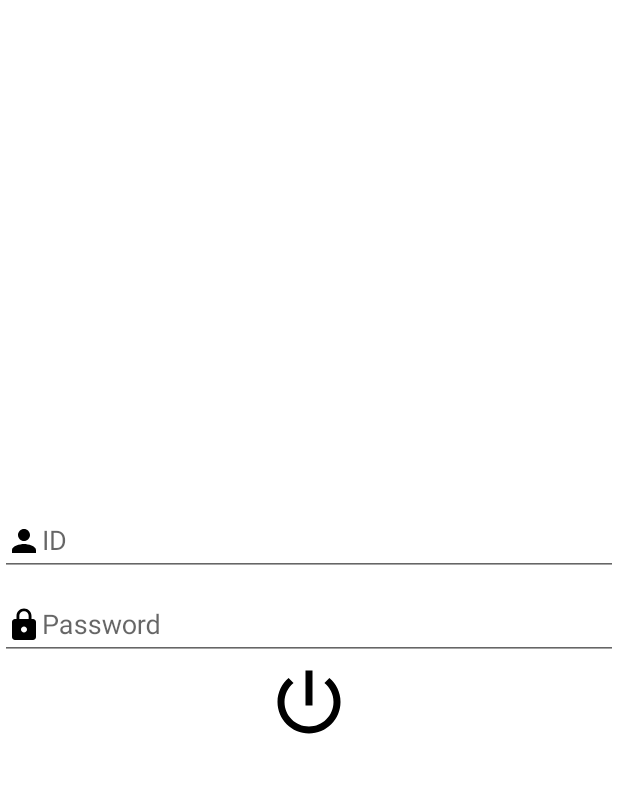
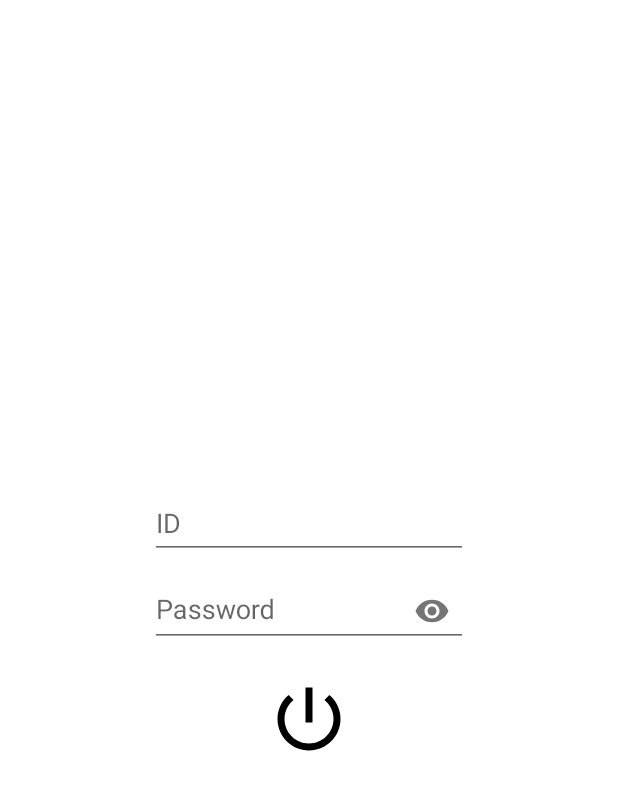
Before and after one commit to Enterprise1-Developer-Center/WorkReport, an Android app: the screen it shows after launch (MainActivity), on a phone screen of 412 x 824 dp. Shown: the top 790 px of the screen. Run offline under Robolectric (Android 15) with nearby library versions, the phone set to English and light mode, and no system bars; our stand-ins replace ButterKnife, Dagger/Hilt's generated code, Timber; libraries missing offline, so code that uses them is left out: com.worklight.wlclient; 1 statement that could not run was skipped.

```diff
--- a/app/build.gradle
+++ b/app/build.gradle
@@ -1,5 +1,6 @@
 apply plugin: 'com.android.application'
 apply plugin: 'me.tatarka.retrolambda'
+apply plugin: 'hugo'
 
 android {
   compileSdkVersion 26
@@ -63,4 +64,8 @@ dependencies {
   compile 'io.reactivex.rxjava2:rxandroid:2.0.1'
   compile 'io.reactivex.rxjava2:rxjava:2.1.4'
 
+  compile 'com.jakewharton.timber:timber:4.5.1'
+
+  compile "org.projectlombok:lombok:1.16.18"
+
 }
--- a/app/src/main/java/kr/co/e1/workreport/app/MyApplication.java
+++ b/app/src/main/java/kr/co/e1/workreport/app/MyApplication.java
@@ -7,20 +7,31 @@ import dagger.android.AndroidInjector;
 import dagger.android.DispatchingAndroidInjector;
 import dagger.android.HasActivityInjector;
 import javax.inject.Inject;
+import kr.co.e1.workreport.BuildConfig;
 import kr.co.e1.workreport.di.DaggerAppComponent;
+import lombok.Getter;
+import timber.log.Timber;
 
 /**
  * Created by jaeho on 2017. 9. 22
  */
 
 public class MyApplication extends Application implements HasActivityInjector {
-
+  @Getter private static Application instance;
   @Inject DispatchingAndroidInjector<Activity> activityDispatchingAndroidInjector;
 
   @Override public void onCreate() {
     super.onCreate();
+    instance = this;
+    initTimber();
     WLClient.createInstance(this);
     DaggerAppComponent.builder().application(this).build().inject(this);
+  }
+
+  private void initTimber() {
+    if (BuildConfig.DEBUG) {
+      Timber.plant(new Timber.DebugTree());
+    }
   }
 
   @Override public AndroidInjector<Activity> activityInjector() {
--- a/app/src/main/java/kr/co/e1/workreport/login/LoginFragmentPresenter.java
+++ b/app/src/main/java/kr/co/e1/workreport/login/LoginFragmentPresenter.java
@@ -1,6 +1,7 @@
 package kr.co.e1.workreport.login;
 
 import android.os.Bundle;
+import kr.co.e1.workreport.main.LoginCommunicationListener;
 
 /**
  * Created by jaeho on 2017. 9. 27
@@ -10,6 +11,8 @@ public interface LoginFragmentPresenter {
 
   void onActivityCreate(Bundle savedInstanceState);
 
+  void onLoginClick(String id, String pw, LoginCommunicationListener listener);
+
   interface View {
 
     void setEditTextFilter();
--- a/app/src/main/res/layout/fragment_login.xml
+++ b/app/src/main/res/layout/fragment_login.xml
@@ -22,18 +22,22 @@
         android:id="@id/id_edittext"
         android:layout_width="match_parent"
         android:layout_height="wrap_content"
-        android:drawableLeft="@drawable/ic_person"
+        android:layout_marginLeft="@dimen/dp_100"
+        android:layout_marginRight="@dimen/dp_100"
         android:imeOptions="actionNext"
         android:inputType="textAutoComplete"
         android:maxLines="1"
         android:hint="@string/id"
         />
   </android.support.design.widget.TextInputLayout>
+
   <android.support.design.widget.TextInputLayout
       android:id="@id/pw_edittext_layout"
       android:layout_width="match_parent"
       android:layout_height="wrap_content"
-      >
+      android:layout_marginLeft="@dimen/dp_100"
+      android:layout_marginRight="@dimen/dp_100"
+      app:passwordToggleEnabled="true">
     <android.support.design.widget.TextInputEditText
         android:id="@id/pw_edittext"
         android:layout_width="match_parent"
@@ -49,6 +53,7 @@
       android:id="@id/login_button"
       android:layout_width="?android:attr/actionBarSize"
       android:layout_height="?android:attr/actionBarSize"
+      android:layout_marginTop="@dimen/dp_20"
       android:src="@drawable/ic_login"
       />
 </LinearLayout>
--- a/app/src/main/res/values/dimens.xml
+++ b/app/src/main/res/values/dimens.xml
@@ -7,4 +7,5 @@
   <dimen name="fab_margin">16dp</dimen>
   <dimen name="dp_10">10dp</dimen>
   <dimen name="dp_100">100dp</dimen>
+  <dimen name="dp_20">20dp</dimen>
 </resources>
--- a/build.gradle
+++ b/build.gradle
@@ -7,6 +7,7 @@ buildscript {
   dependencies {
     classpath 'com.android.tools.build:gradle:2.3.3'
     classpath 'me.tatarka:gradle-retrolambda:3.7.0'
+    classpath 'com.jakewharton.hugo:hugo-plugin:1.2.1'
     // NOTE: Do not place your application dependencies here; they belong
     // in the individual module build.gradle files
   }
```
Also changed, not shown: app/src/main/java/kr/co/e1/workreport/framework/LoginValidation.java (+64 -3 lines), app/src/main/java/kr/co/e1/workreport/login/LoginFragment.java (+4 -3 lines), app/src/main/java/kr/co/e1/workreport/login/LoginFragmentPresenterImpl.java (+12 -1 lines), app/src/main/res/values/strings.xml (+7 -0 lines).
